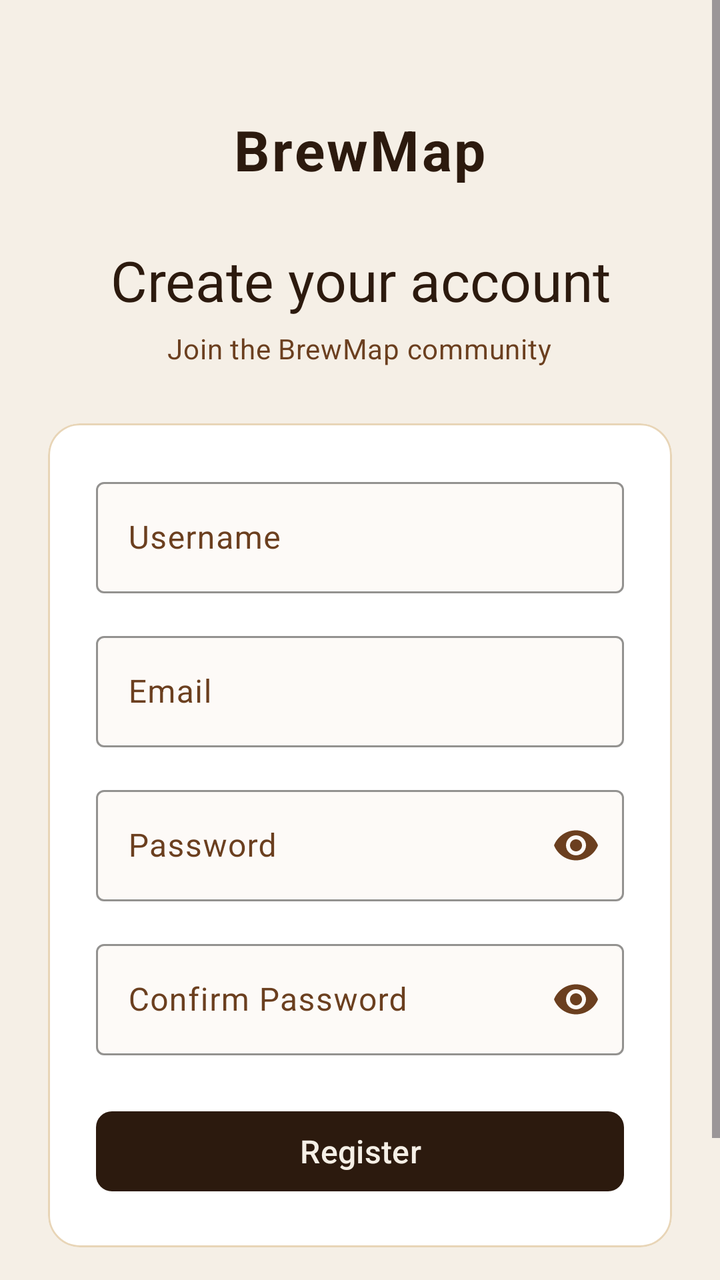
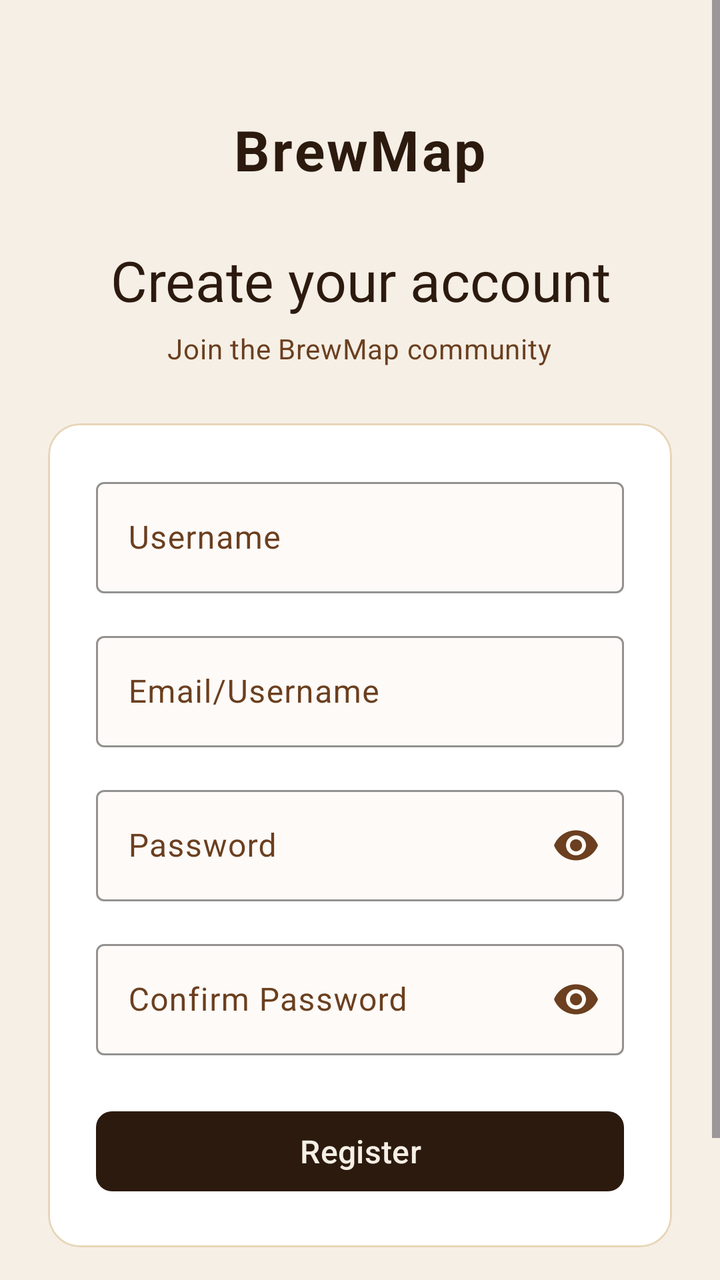

Compare the two renders of this Android layout. The source of the first and the diff that turns it into the second are given below.
<!-- AndroidManifest.xml: application theme Theme.MobileApp -->
<!-- res/layout/fragment_register.xml -->
<?xml version="1.0" encoding="utf-8"?>
<ScrollView
    xmlns:android="http://schemas.android.com/apk/res/android"
    xmlns:app="http://schemas.android.com/apk/res-auto"
    android:layout_width="match_parent"
    android:layout_height="match_parent"
    android:fillViewport="true"
    android:background="@color/brew_bg">

    <LinearLayout
        android:layout_width="match_parent"
        android:layout_height="wrap_content"
        android:orientation="vertical"
        android:gravity="center_horizontal"
        android:paddingHorizontal="24dp"
        android:paddingTop="56dp"
        android:paddingBottom="32dp">

        
        <TextView
            android:layout_width="wrap_content"
            android:layout_height="wrap_content"
            android:text="@string/app_display_name"
            android:textColor="@color/brew_dark"
            android:textSize="28sp"
            android:textStyle="bold"
            android:letterSpacing="0.04"
            android:gravity="center" />

        
        <TextView
            android:layout_width="wrap_content"
            android:layout_height="wrap_content"
            android:layout_marginTop="28dp"
            android:text="@string/register_title"
            android:textColor="@color/brew_dark"
            android:textAppearance="?attr/textAppearanceHeadlineMedium"
            android:gravity="center" />

        <TextView
            android:layout_width="wrap_content"
            android:layout_height="wrap_content"
            android:layout_marginTop="6dp"
            android:text="@string/register_subtitle"
            android:textColor="@color/brew_brown"
            android:textAppearance="?attr/textAppearanceBodyMedium"
            android:gravity="center" />

        
        <com.google.android.material.card.MaterialCardView
            android:layout_width="match_parent"
            android:layout_height="wrap_content"
            android:layout_marginTop="28dp"
            app:cardBackgroundColor="@color/brew_card"
            app:cardCornerRadius="16dp"
            app:cardElevation="0dp"
            app:strokeColor="@color/brew_light"
            app:strokeWidth="1dp">

            <LinearLayout
                android:layout_width="match_parent"
                android:layout_height="wrap_content"
                android:orientation="vertical"
                android:padding="24dp">

                
                <com.google.android.material.textfield.TextInputLayout
                    android:id="@+id/til_username"
                    style="@style/Widget.BrewMap.TextInputLayout"
                    android:layout_width="match_parent"
                    android:layout_height="wrap_content"
                    android:hint="@string/hint_username">

                    <com.google.android.material.textfield.TextInputEditText
                        android:id="@+id/et_username"
                        android:layout_width="match_parent"
                        android:layout_height="wrap_content"
                        android:inputType="text"
                        android:imeOptions="actionNext" />
                </com.google.android.material.textfield.TextInputLayout>

                
                <com.google.android.material.textfield.TextInputLayout
                    android:id="@+id/til_email"
                    style="@style/Widget.BrewMap.TextInputLayout"
                    android:layout_width="match_parent"
                    android:layout_height="wrap_content"
                    android:layout_marginTop="16dp"
                    android:hint="@string/hint_email">

                    <com.google.android.material.textfield.TextInputEditText
                        android:id="@+id/et_email"
                        android:layout_width="match_parent"
                        android:layout_height="wrap_content"
                        android:inputType="textEmailAddress"
                        android:imeOptions="actionNext" />
                </com.google.android.material.textfield.TextInputLayout>

                
                <com.google.android.material.textfield.TextInputLayout
                    android:id="@+id/til_password"
                    style="@style/Widget.BrewMap.TextInputLayout"
                    android:layout_width="match_parent"
                    android:layout_height="wrap_content"
                    android:layout_marginTop="16dp"
                    android:hint="@string/hint_password"
                    app:endIconMode="password_toggle">

                    <com.google.android.material.textfield.TextInputEditText
                        android:id="@+id/et_password"
                        android:layout_width="match_parent"
                        android:layout_height="wrap_content"
                        android:inputType="textPassword"
                        android:imeOptions="actionNext" />
                </com.google.android.material.textfield.TextInputLayout>

                
                <com.google.android.material.textfield.TextInputLayout
                    android:id="@+id/til_confirm_password"
                    style="@style/Widget.BrewMap.TextInputLayout"
                    android:layout_width="match_parent"
                    android:layout_height="wrap_content"
                    android:layout_marginTop="16dp"
                    android:hint="@string/hint_confirm_password"
                    app:endIconMode="password_toggle">

                    <com.google.android.material.textfield.TextInputEditText
                        android:id="@+id/et_confirm_password"
                        android:layout_width="match_parent"
                        android:layout_height="wrap_content"
                        android:inputType="textPassword"
                        android:imeOptions="actionDone" />
                </com.google.android.material.textfield.TextInputLayout>

                
                <com.google.android.material.button.MaterialButton
                    android:id="@+id/btn_register_submit"
                    android:layout_width="match_parent"
                    android:layout_height="wrap_content"
                    android:layout_marginTop="24dp"
                    android:text="@string/btn_register"
                    android:textSize="16sp"
                    app:cornerRadius="8dp" />

            </LinearLayout>
        </com.google.android.material.card.MaterialCardView>

        
        <com.google.android.material.button.MaterialButton
            android:id="@+id/btn_go_to_login"
            style="@style/Widget.Material3.Button.TextButton"
            android:layout_width="wrap_content"
            android:layout_height="wrap_content"
            android:layout_marginTop="16dp"
            android:text="@string/btn_go_to_login"
            android:textColor="@color/brew_brown" />

    </LinearLayout>
</ScrollView>
<!-- resources referenced by this layout -->
<resources>
  <color name="brew_bg">#F5EFE6</color>
  <color name="brew_brown">#6B3F1F</color>
  <color name="brew_card">#FFFFFF</color>
  <color name="brew_dark">#2C1A0E</color>
  <color name="brew_light">#E8D5B7</color>
  <string name="app_display_name">BrewMap</string>
  <string name="btn_go_to_login">Already have an account? Log In</string>
  <string name="btn_register">Register</string>
  <string name="hint_confirm_password">Confirm Password</string>
  <string name="hint_email">Email</string>
  <string name="hint_password">Password</string>
  <string name="hint_username">Username</string>
  <string name="register_subtitle">Join the BrewMap community</string>
  <string name="register_title">Create your account</string>
  <style name="Widget.BrewMap.TextInputLayout" parent="Widget.Material3.TextInputLayout.OutlinedBox">
          <item name="boxBackgroundColor">@color/brew_input_bg</item>
          <item name="boxStrokeColor">@color/brew_light</item>
      </style>
  <style name="Theme.MobileApp" parent="Base.Theme.MobileApp" />
  <color name="brew_input_bg">#FDFAF7</color>
  <style name="Base.Theme.MobileApp" parent="Theme.Material3.DayNight.NoActionBar">
          
          <item name="colorPrimary">@color/brew_dark</item>
          <item name="colorOnPrimary">@color/brew_bg</item>
          <item name="colorPrimaryContainer">@color/brew_light</item>
          <item name="colorOnPrimaryContainer">@color/brew_dark</item>
  
          
          <item name="colorSecondary">@color/brew_accent</item>
          <item name="colorOnSecondary">@color/white</item>
          <item name="colorSecondaryContainer">@color/brew_light</item>
          <item name="colorOnSecondaryContainer">@color/brew_dark</item>
  
          
          <item name="colorTertiary">@color/brew_brown</item>
          <item name="colorOnTertiary">@color/white</item>
  
          
          <item name="android:colorBackground">@color/brew_bg</item>
          <item name="colorSurface">@color/brew_card</item>
          <item name="colorOnSurface">@color/brew_dark</item>
          <item name="colorOnSurfaceVariant">@color/brew_brown</item>
          <item name="colorSurfaceVariant">@color/brew_input_bg</item>
  
          
          <item name="colorOutline">@color/brew_light</item>
          <item name="colorOutlineVariant">@color/brew_light</item>
  
          
          <item name="android:statusBarColor">@color/brew_bg</item>
          <item name="android:windowLightStatusBar" tools:targetApi="23">true</item>
      </style>
  <color name="brew_accent">#C8854A</color>
  <color name="white">#FFFFFFFF</color>
</resources>

<!-- the commit's change to res/layout/fragment_register.xml (unified diff, before → after) -->
@@ -45,6 +45,30 @@
             android:textColor="@color/brew_brown"
             android:textAppearance="?attr/textAppearanceBodyMedium"
             android:gravity="center" />
+
+        <com.google.android.material.card.MaterialCardView
+            android:id="@+id/auth_message_card"
+            android:layout_width="match_parent"
+            android:layout_height="wrap_content"
+            android:layout_marginTop="20dp"
+            android:visibility="gone"
+            app:cardBackgroundColor="@color/auth_error_bg"
+            app:cardCornerRadius="12dp"
+            app:cardElevation="0dp"
+            app:strokeColor="@color/auth_error_border"
+            app:strokeWidth="1dp">
+
+            <TextView
+                android:id="@+id/auth_message_text"
+                android:layout_width="match_parent"
+                android:layout_height="wrap_content"
+                android:maxHeight="160dp"
+                android:overScrollMode="ifContentScrolls"
+                android:padding="14dp"
+                android:scrollbars="vertical"
+                android:textColor="@color/auth_error_text"
+                android:textSize="14sp" />
+        </com.google.android.material.card.MaterialCardView>
 
         
         <com.google.android.material.card.MaterialCardView
<!-- resource entries referenced after the edit -->
@@ -1,5 +1,8 @@
 <!-- resources referenced by this layout -->
 <resources>
+  <color name="auth_error_bg">#FCE8E6</color>
+  <color name="auth_error_border">#D93025</color>
+  <color name="auth_error_text">#8A1D18</color>
   <color name="brew_bg">#F5EFE6</color>
   <color name="brew_brown">#6B3F1F</color>
   <color name="brew_card">#FFFFFF</color>
@@ -9,7 +12,7 @@
   <string name="btn_go_to_login">Already have an account? Log In</string>
   <string name="btn_register">Register</string>
   <string name="hint_confirm_password">Confirm Password</string>
-  <string name="hint_email">Email</string>
+  <string name="hint_email">Email/Username</string>
   <string name="hint_password">Password</string>
   <string name="hint_username">Username</string>
   <string name="register_subtitle">Join the BrewMap community</string>
